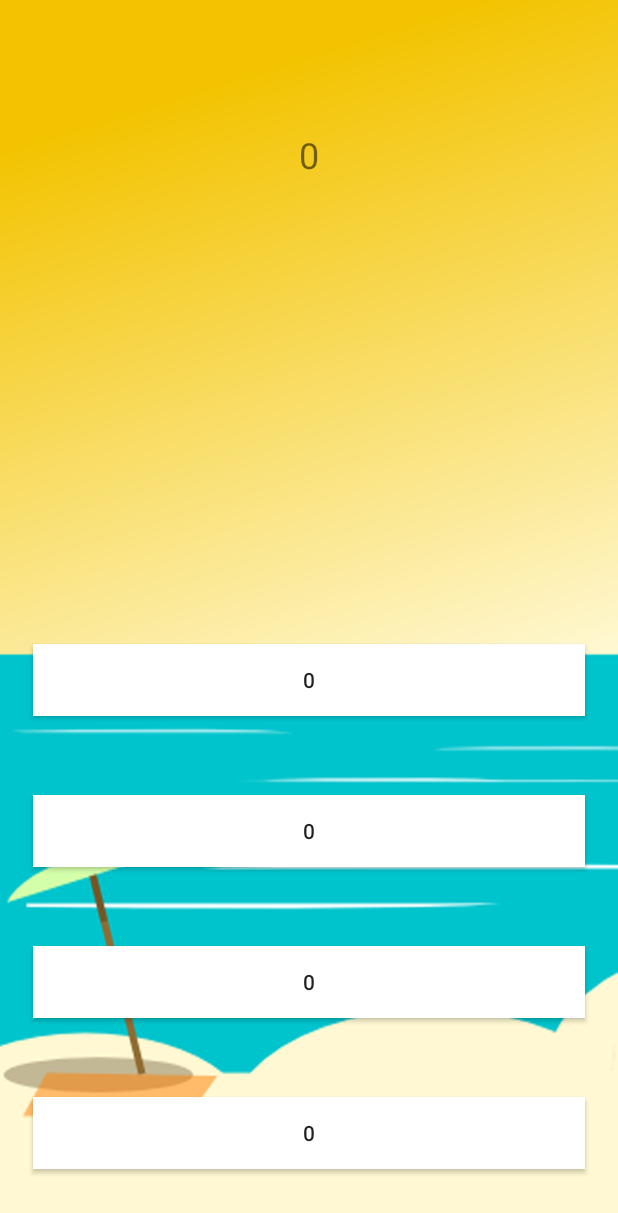
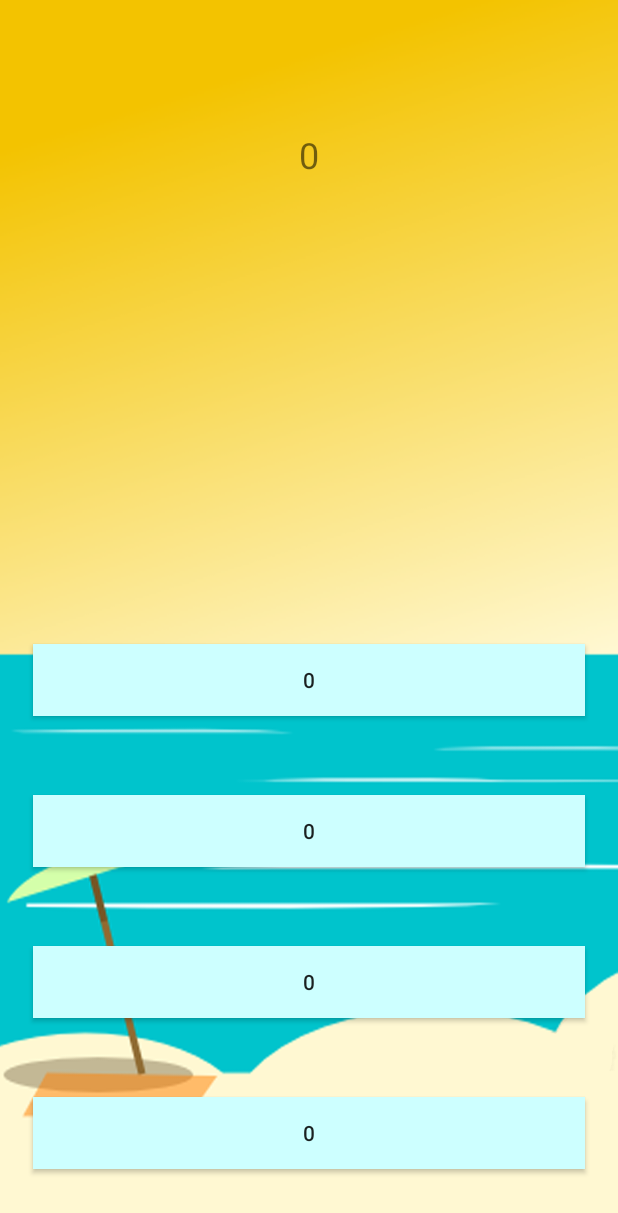
Before and after one commit to Mivezo/ComsciSummativeMVAW, an Android app: the QuizMenuActivity screen opened directly, with no data from a screen before it, on a phone screen of 412 x 824 dp. Shown: the top 1213 px of the screen. Run offline under Robolectric (Android 15) with nearby library versions, the phone set to English and light mode, and no system bars.

Commit message:
Fixing some colours and test button

```diff
--- a/app/src/main/res/layout/activity_menuopening.xml
+++ b/app/src/main/res/layout/activity_menuopening.xml
@@ -23,6 +23,8 @@
 
     <ImageButton
         android:id="@+id/menuBuoy"
+        android:src="@drawable/lgbuoy"
+        android:background="@null"
         android:layout_width="wrap_content"
         android:layout_height="wrap_content"
         android:layout_marginBottom="8dp"
--- a/app/src/main/res/layout/activity_quiz_completion.xml
+++ b/app/src/main/res/layout/activity_quiz_completion.xml
@@ -4,7 +4,8 @@
     xmlns:tools="http://schemas.android.com/tools"
     android:layout_width="match_parent"
     android:layout_height="match_parent"
-    tools:context="com.comsci.michelaustin.comscisummative.QuizCompletionActivity">
+    tools:context="com.comsci.michelaustin.comscisummative.QuizCompletionActivity"
+    android:background="@drawable/beach">
 
     <TextView
         android:id="@+id/textView2"
--- a/app/src/main/res/layout/activity_quiz_menu.xml
+++ b/app/src/main/res/layout/activity_quiz_menu.xml
@@ -31,8 +31,10 @@
         android:layout_marginEnd="8dp"
         android:layout_marginStart="8dp"
         android:layout_marginTop="50dp"
+        android:backgroundTint="@color/colorLightblue"
+        android:allowUndo="false"
+        android:paddingLeft="8dp"
         android:paddingRight="8dp"
-        android:paddingLeft="8dp"
         app:layout_constraintBottom_toTopOf="@+id/option2"
         app:layout_constraintEnd_toEndOf="parent"
         app:layout_constraintHorizontal_bias="0.5"
@@ -44,6 +46,7 @@
         android:layout_width="368dp"
         android:layout_height="wrap_content"
         android:layout_marginBottom="8dp"
+        android:backgroundTint="@color/colorLightblue"
         android:layout_marginEnd="8dp"
         android:layout_marginStart="8dp"
         android:layout_marginTop="8dp"
@@ -65,6 +68,7 @@
         android:layout_marginTop="8dp"
         android:paddingRight="8dp"
         android:paddingLeft="8dp"
+        android:backgroundTint="@color/colorLightblue"
         app:layout_constraintBottom_toTopOf="@+id/option4"
         app:layout_constraintEnd_toEndOf="parent"
         app:layout_constraintHorizontal_bias="0.5"
@@ -79,6 +83,7 @@
         android:layout_marginTop="8dp"
         android:paddingRight="8dp"
         android:paddingLeft="8dp"
+        android:backgroundTint="@color/colorLightblue"
         app:layout_constraintBottom_toBottomOf="parent"
         app:layout_constraintEnd_toEndOf="parent"
         app:layout_constraintHorizontal_bias="0.5"
--- a/app/src/main/res/values/colors.xml
+++ b/app/src/main/res/values/colors.xml
@@ -6,4 +6,5 @@
     <color name="status">#F3C300</color>
     <color name="colorDarkGray">#364145</color>
     <color name="colorWhite">#FFFFFF</color>
+    <color name="colorLightblue"> #CDFFFF</color>
 </resources>
```
